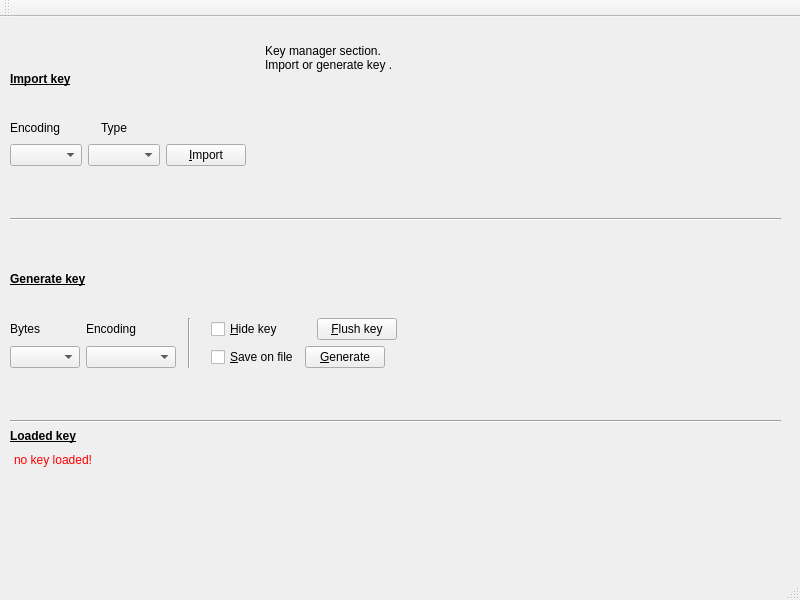
First picture: the form in mainwindow.ui, repository redazzalpha/xkrypt, before the edit.
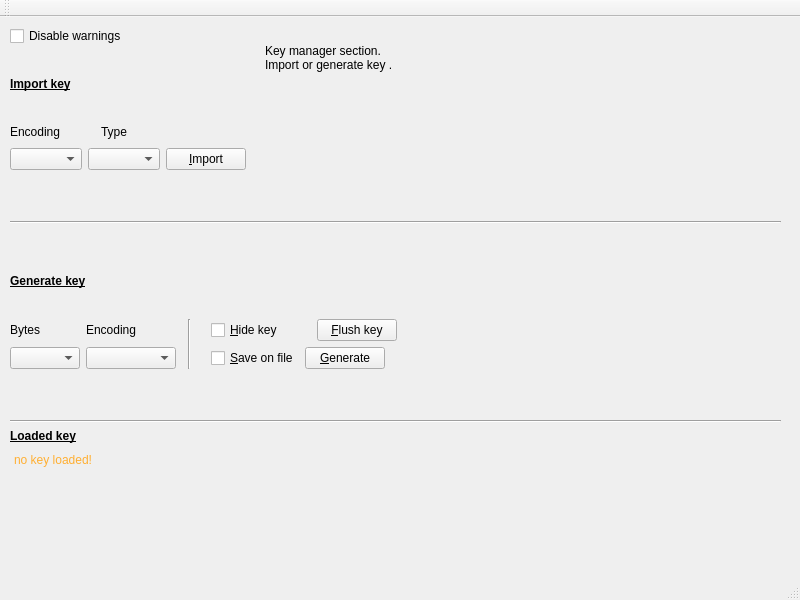
Second picture: the form after the edit. The open tabs and pages were chosen to show the change. Icons and pictures are not drawn.

The edit to the form file:
```diff
--- a/mainwindow.ui
+++ b/mainwindow.ui
@@ -46,6 +46,13 @@
        </rect>
       </property>
       <layout class="QVBoxLayout" name="vlayout">
+       <item>
+        <widget class="QCheckBox" name="m_keyMDisable">
+         <property name="text">
+          <string>Disable warnings</string>
+         </property>
+        </widget>
+       </item>
        <item>
         <spacer name="spacer">
          <property name="orientation">
@@ -54,7 +61,7 @@
          <property name="sizeHint" stdset="0">
           <size>
            <width>20</width>
-           <height>220</height>
+           <height>200</height>
           </size>
          </property>
         </spacer>
@@ -487,7 +494,7 @@
           <bool>false</bool>
          </property>
          <property name="styleSheet">
-          <string notr="true">background-color: rgba(0, 0, 0, 0);color:red;</string>
+          <string notr="true">background-color: rgba(0, 0, 0, 0);color:rgba(255, 175, 50, 1);</string>
          </property>
          <property name="frameShape">
           <enum>QFrame::NoFrame</enum>
```
Left out of the diff: 14 changed lines with no effect on the pictures.
